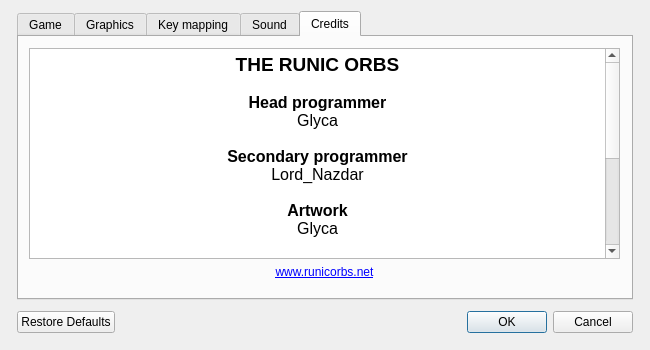
The window that src/gui/ui/OptionsDialog.ui (Glyca/RunicOrbs) describes before a commit, drawn with Qt 5.
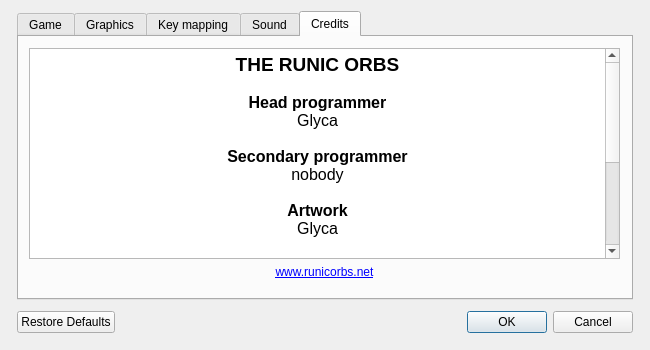
The same window after the commit. The open tabs and pages were chosen to show the change.

What changed in the file:
```diff
--- a/src/gui/ui/OptionsDialog.ui
+++ b/src/gui/ui/OptionsDialog.ui
@@ -551,7 +551,7 @@
 &lt;html&gt;&lt;head&gt;&lt;meta name=&quot;qrichtext&quot; content=&quot;1&quot; /&gt;&lt;style type=&quot;text/css&quot;&gt;
 p, li { white-space: pre-wrap; }
 &lt;/style&gt;&lt;/head&gt;&lt;body style=&quot; font-family:'Ubuntu'; font-size:11pt; font-weight:400; font-style:normal;&quot;&gt;
-&lt;p align=&quot;center&quot; style=&quot; margin-top:12px; margin-bottom:12px; margin-left:0px; margin-right:0px; -qt-block-indent:0; text-indent:0px;&quot;&gt;&lt;span style=&quot; font-size:14pt; font-weight:600;&quot;&gt;THE RUNIC ORBS&lt;/span&gt;&lt;span style=&quot; font-size:12pt;&quot;&gt;&lt;br /&gt;&lt;br /&gt;&lt;/span&gt;&lt;span style=&quot; font-size:12pt; font-weight:600;&quot;&gt;Head programmer&lt;/span&gt;&lt;span style=&quot; font-size:12pt;&quot;&gt;&lt;br /&gt;Glyca&lt;br /&gt;&lt;br /&gt;&lt;/span&gt;&lt;span style=&quot; font-size:12pt; font-weight:600;&quot;&gt;Secondary programmer&lt;/span&gt;&lt;span style=&quot; font-size:12pt;&quot;&gt;&lt;br /&gt;Lord_Nazdar&lt;br /&gt;&lt;br /&gt;&lt;/span&gt;&lt;span style=&quot; font-size:12pt; font-weight:600;&quot;&gt;Artwork&lt;/span&gt;&lt;span style=&quot; font-size:12pt;&quot;&gt;&lt;br /&gt;Glyca&lt;br /&gt;&lt;br /&gt;&lt;/span&gt;&lt;span style=&quot; font-size:12pt; font-weight:600;&quot;&gt;Testers&lt;/span&gt;&lt;span style=&quot; font-size:12pt;&quot;&gt;&lt;br /&gt;Glyca&lt;br /&gt;Lord_Nazdar&lt;br /&gt;&lt;br /&gt;&lt;/span&gt;&lt;span style=&quot; font-size:12pt; font-weight:600;&quot;&gt;Help and special thanks&lt;/span&gt;&lt;span style=&quot; font-size:12pt;&quot;&gt;&lt;br /&gt;&lt;/span&gt;&lt;/p&gt;
+&lt;p align=&quot;center&quot; style=&quot; margin-top:12px; margin-bottom:12px; margin-left:0px; margin-right:0px; -qt-block-indent:0; text-indent:0px;&quot;&gt;&lt;span style=&quot; font-size:14pt; font-weight:600;&quot;&gt;THE RUNIC ORBS&lt;/span&gt;&lt;span style=&quot; font-size:12pt;&quot;&gt;&lt;br /&gt;&lt;br /&gt;&lt;/span&gt;&lt;span style=&quot; font-size:12pt; font-weight:600;&quot;&gt;Head programmer&lt;/span&gt;&lt;span style=&quot; font-size:12pt;&quot;&gt;&lt;br /&gt;Glyca&lt;br /&gt;&lt;br /&gt;&lt;/span&gt;&lt;span style=&quot; font-size:12pt; font-weight:600;&quot;&gt;Secondary programmer&lt;/span&gt;&lt;span style=&quot; font-size:12pt;&quot;&gt;&lt;br /&gt;nobody&lt;br /&gt;&lt;br /&gt;&lt;/span&gt;&lt;span style=&quot; font-size:12pt; font-weight:600;&quot;&gt;Artwork&lt;/span&gt;&lt;span style=&quot; font-size:12pt;&quot;&gt;&lt;br /&gt;Glyca&lt;br /&gt;&lt;br /&gt;&lt;/span&gt;&lt;span style=&quot; font-size:12pt; font-weight:600;&quot;&gt;Testers&lt;/span&gt;&lt;span style=&quot; font-size:12pt;&quot;&gt;&lt;br /&gt;Glyca&lt;br /&gt;&lt;br /&gt;&lt;/span&gt;&lt;span style=&quot; font-size:12pt; font-weight:600;&quot;&gt;Help and special thanks&lt;/span&gt;&lt;span style=&quot; font-size:12pt;&quot;&gt;&lt;br /&gt;&lt;/span&gt;&lt;/p&gt;
 &lt;p align=&quot;center&quot; style=&quot; margin-top:12px; margin-bottom:12px; margin-left:0px; margin-right:0px; -qt-block-indent:0; text-indent:0px;&quot;&gt;&lt;span style=&quot; font-size:12pt; font-style:italic;&quot;&gt;developed with Qt and OpenGL&lt;/span&gt;&lt;/p&gt;
 &lt;p align=&quot;center&quot; style=&quot; margin-top:12px; margin-bottom:12px; margin-left:0px; margin-right:0px; -qt-block-indent:0; text-indent:0px;&quot;&gt;&lt;span style=&quot; font-size:12pt;&quot;&gt;&lt;br /&gt;no copyright for now.&lt;/span&gt;&lt;/p&gt;&lt;/body&gt;&lt;/html&gt;</string>
           </property>
```
